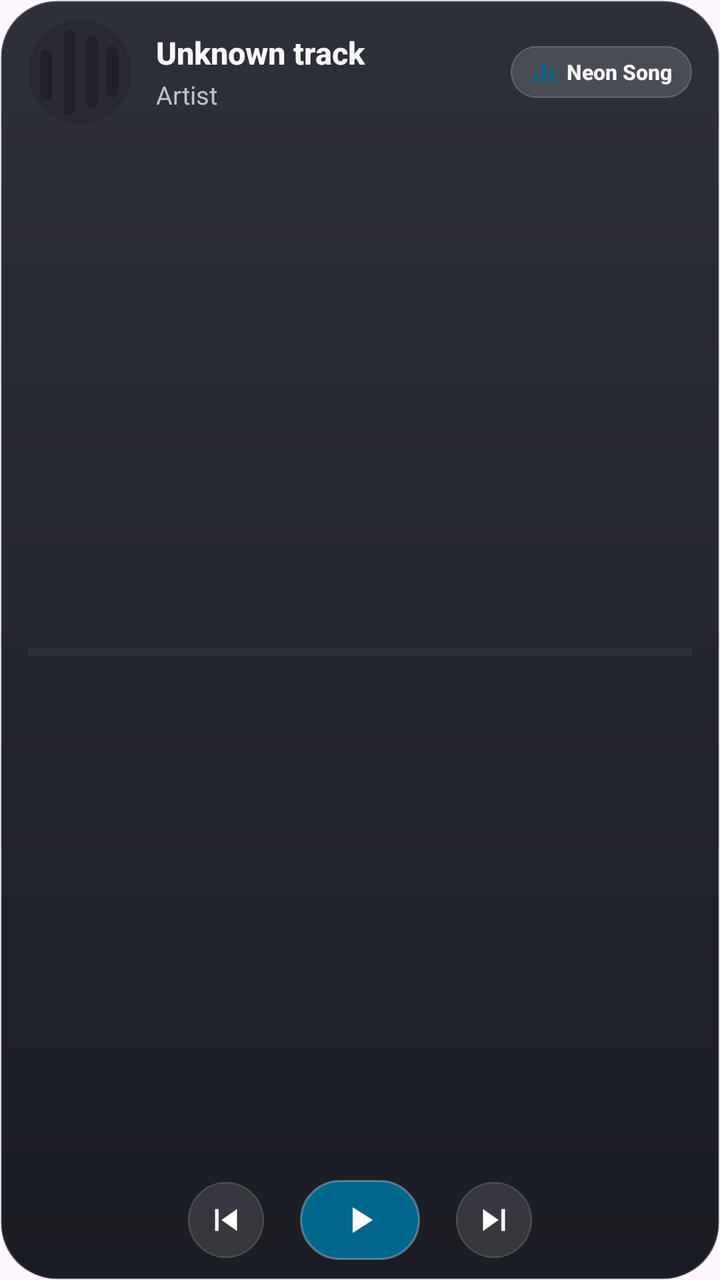
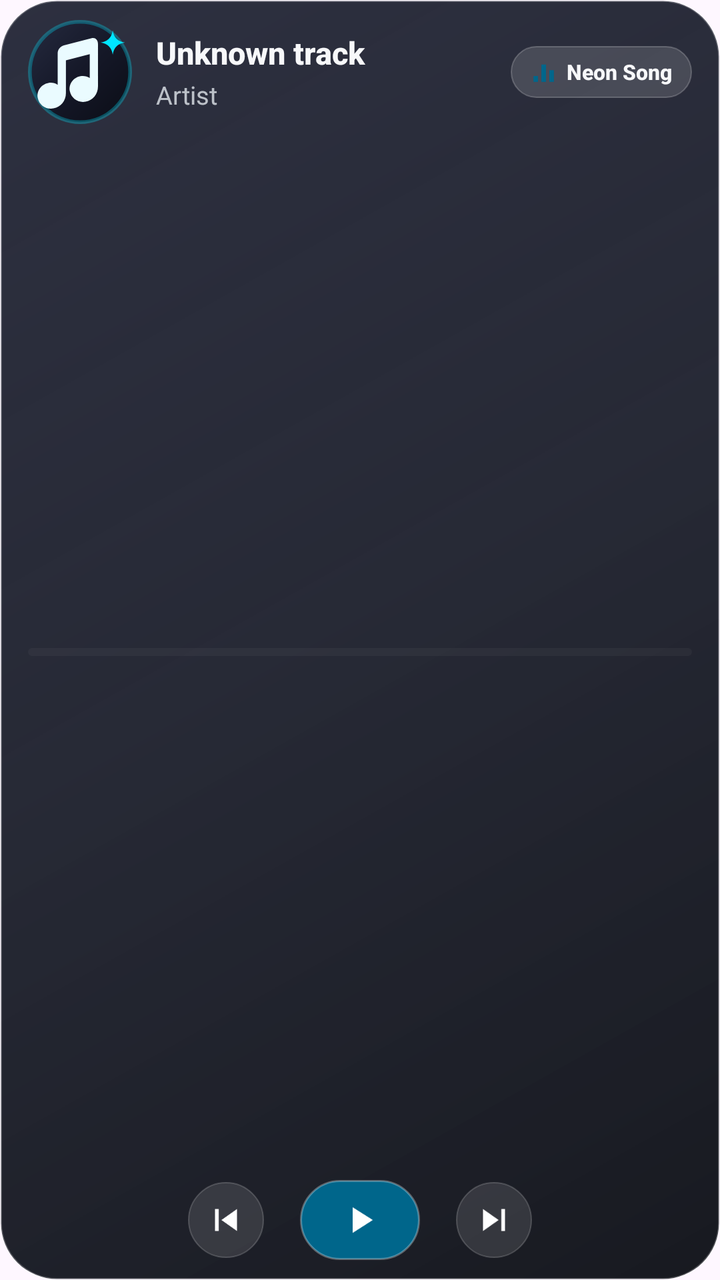

Screens rendered from an Android XML layout before and after an edit, with the pre-edit source and the edit as a unified diff.
<!-- AndroidManifest.xml: application theme Theme.NeonSong.Splash -->
<!-- res/layout/widget_aura_expanded.xml -->
<?xml version="1.0" encoding="utf-8"?>
<LinearLayout xmlns:android="http://schemas.android.com/apk/res/android"
    android:id="@+id/widget_root"
    android:layout_width="match_parent"
    android:layout_height="match_parent"
    android:background="@drawable/widget_aura_background"
    android:clipToOutline="true"
    android:orientation="vertical"
    android:paddingStart="14dp"
    android:paddingTop="10dp"
    android:paddingEnd="14dp"
    android:paddingBottom="10dp">

    
    <LinearLayout
        android:id="@+id/widget_empty_group"
        android:layout_width="match_parent"
        android:layout_height="match_parent"
        android:gravity="center_vertical"
        android:orientation="horizontal"
        android:visibility="gone">

        <ImageView
            android:id="@+id/widget_empty_icon"
            android:layout_width="56dp"
            android:layout_height="56dp"
            android:contentDescription="@null"
            android:src="@drawable/widget_art_placeholder" />

        <LinearLayout
            android:layout_width="0dp"
            android:layout_height="wrap_content"
            android:layout_marginStart="14dp"
            android:layout_weight="1"
            android:orientation="vertical">

            <TextView
                android:id="@+id/widget_empty_title"
                android:layout_width="match_parent"
                android:layout_height="wrap_content"
                android:ellipsize="end"
                android:fontFamily="sans-serif-medium"
                android:maxLines="1"
                android:text="@string/widget_aura_name"
                android:textColor="#FFF7F8FA"
                android:textSize="16sp"
                android:textStyle="bold" />

            <TextView
                android:id="@+id/widget_empty_sub"
                android:layout_width="match_parent"
                android:layout_height="wrap_content"
                android:layout_marginTop="2dp"
                android:ellipsize="end"
                android:fontFamily="sans-serif"
                android:maxLines="1"
                android:text="@string/widget_aura_idle"
                android:textColor="#B0EAEFF5"
                android:textSize="12.5sp" />
        </LinearLayout>
    </LinearLayout>

    
    <LinearLayout
        android:id="@+id/widget_content_group"
        android:layout_width="match_parent"
        android:layout_height="match_parent"
        android:orientation="vertical">

        
        <LinearLayout
            android:layout_width="match_parent"
            android:layout_height="wrap_content"
            android:gravity="center_vertical"
            android:orientation="horizontal">

            <ImageView
                android:id="@+id/widget_art"
                android:layout_width="52dp"
                android:layout_height="52dp"
                android:contentDescription="@null"
                android:scaleType="centerCrop"
                android:src="@drawable/widget_art_placeholder" />

            <LinearLayout
                android:layout_width="0dp"
                android:layout_height="wrap_content"
                android:layout_marginStart="12dp"
                android:layout_marginEnd="8dp"
                android:layout_weight="1"
                android:gravity="center_vertical"
                android:orientation="vertical">

                <TextView
                    android:id="@+id/widget_title"
                    android:layout_width="match_parent"
                    android:layout_height="wrap_content"
                    android:ellipsize="end"
                    android:fontFamily="sans-serif-medium"
                    android:maxLines="1"
                    android:text="Unknown track"
                    android:textColor="#FFF7F8FA"
                    android:textSize="15.5sp"
                    android:textStyle="bold" />

                <TextView
                    android:id="@+id/widget_artist"
                    android:layout_width="match_parent"
                    android:layout_height="wrap_content"
                    android:layout_marginTop="2dp"
                    android:ellipsize="end"
                    android:fontFamily="sans-serif"
                    android:maxLines="1"
                    android:text="Artist"
                    android:textColor="#C2EAEFF5"
                    android:textSize="12.5sp" />
            </LinearLayout>

            <LinearLayout
                android:id="@+id/widget_eq_group"
                android:layout_width="wrap_content"
                android:layout_height="26dp"
                android:background="@drawable/widget_aura_pill_button"
                android:gravity="center_vertical"
                android:orientation="horizontal"
                android:paddingStart="10dp"
                android:paddingEnd="10dp">

                <ImageView
                    android:id="@+id/widget_eq_icon"
                    android:layout_width="13dp"
                    android:layout_height="13dp"
                    android:contentDescription="@null"
                    android:src="@drawable/widget_eq_frame_0" />

                <TextView
                    android:id="@+id/widget_source_label"
                    android:layout_width="wrap_content"
                    android:layout_height="wrap_content"
                    android:layout_marginStart="5dp"
                    android:fontFamily="sans-serif-medium"
                    android:maxLines="1"
                    android:text="Neon Song"
                    android:textColor="#FFF7F8FA"
                    android:textSize="10.5sp"
                    android:textStyle="bold" />
            </LinearLayout>
        </LinearLayout>

        
        <LinearLayout
            android:layout_width="match_parent"
            android:layout_height="0dp"
            android:layout_weight="1"
            android:gravity="center_vertical"
            android:orientation="vertical">

            <ProgressBar
                android:id="@+id/widget_progress"
                style="?android:attr/progressBarStyleHorizontal"
                android:layout_width="match_parent"
                android:layout_height="4dp"
                android:max="1000"
                android:progress="0"
                android:progressBackgroundTint="#2EFFFFFF"
                android:progressTint="#FF00E5FF" />
        </LinearLayout>

        
        <LinearLayout
            android:layout_width="match_parent"
            android:layout_height="wrap_content"
            android:gravity="center"
            android:orientation="horizontal">

            <ImageButton
                android:id="@+id/widget_btn_prev"
                android:layout_width="38dp"
                android:layout_height="38dp"
                android:background="@drawable/widget_aura_icon_button"
                android:contentDescription="@string/widget_previous"
                android:padding="8dp"
                android:scaleType="fitCenter"
                android:src="@drawable/ic_widget_skip_previous" />

            <View
                android:layout_width="18dp"
                android:layout_height="1dp" />

            <FrameLayout
                android:id="@+id/widget_play_pause_container"
                android:layout_width="60dp"
                android:layout_height="40dp"
                android:background="@drawable/widget_aura_play_pill">

                <ImageButton
                    android:id="@+id/widget_btn_play_pause"
                    android:layout_width="match_parent"
                    android:layout_height="match_parent"
                    android:background="@android:color/transparent"
                    android:contentDescription="@string/widget_play_pause"
                    android:padding="9dp"
                    android:scaleType="fitCenter"
                    android:src="@drawable/ic_widget_play" />
            </FrameLayout>

            <View
                android:layout_width="18dp"
                android:layout_height="1dp" />

            <ImageButton
                android:id="@+id/widget_btn_next"
                android:layout_width="38dp"
                android:layout_height="38dp"
                android:background="@drawable/widget_aura_icon_button"
                android:contentDescription="@string/widget_next"
                android:padding="8dp"
                android:scaleType="fitCenter"
                android:src="@drawable/ic_widget_skip_next" />
        </LinearLayout>
    </LinearLayout>
</LinearLayout>
<!-- resources referenced by this layout -->
<resources>
  <!-- drawable widget_art_placeholder (drawable) -->
  <?xml version="1.0" encoding="utf-8"?>
  <layer-list xmlns:android="http://schemas.android.com/apk/res/android">
      <item>
          <shape android:shape="rectangle">
              <corners android:radius="14dp" />
              <solid android:color="@color/widget_surface_variant" />
              <stroke
                  android:width="1dp"
                  android:color="@color/widget_hairline" />
          </shape>
      </item>
      <item
          android:width="26dp"
          android:height="26dp"
          android:gravity="center"
          android:drawable="@drawable/ic_widget_logo_mark" />
  </layer-list>
  <!-- drawable widget_aura_background (drawable) -->
  <?xml version="1.0" encoding="utf-8"?>
  <shape xmlns:android="http://schemas.android.com/apk/res/android"
      android:shape="rectangle">
      <corners android:radius="26dp" />
      <gradient
          android:angle="270"
          android:startColor="#EB1B1D28"
          android:endColor="#F00D0F16"
          android:type="linear" />
      <stroke
          android:width="1dp"
          android:color="#30FFFFFF" />
  </shape>
  <!-- drawable widget_aura_icon_button (drawable) -->
  <?xml version="1.0" encoding="utf-8"?>
  <shape xmlns:android="http://schemas.android.com/apk/res/android"
      android:shape="oval">
      <solid android:color="#1EFFFFFF" />
      <stroke
          android:width="0.8dp"
          android:color="#2EFFFFFF" />
  </shape>
  <string name="widget_aura_idle">Tap to open Neon Song</string>
  <string name="widget_aura_name">Neon Song Aura Glass</string>
  <string name="widget_next">Next track</string>
  <string name="widget_play_pause">Play or pause</string>
  <string name="widget_previous">Previous track</string>
  <color name="widget_surface_variant">#14000000</color>
  <color name="widget_hairline">#1A000000</color>
  <!-- drawable ic_widget_logo_mark (drawable) -->
  <vector xmlns:android="http://schemas.android.com/apk/res/android"
      android:width="24dp"
      android:height="24dp"
      android:viewportWidth="108"
      android:viewportHeight="108">
      <path
          android:fillColor="@color/widget_on_surface_variant"
          android:pathData="M12.92,36.47 A5.99,5.99 0 0 1 24.89,36.47 L24.89,78.39 A5.99,5.99 0 0 1 12.92,78.39 Z" />
      <path
          android:fillColor="@color/widget_on_surface_variant"
          android:pathData="M36.86,16.58 A6.14,6.14 0 0 1 49.15,16.58 L49.15,92.58 A6.14,6.14 0 0 1 36.86,92.58 Z" />
      <path
          android:fillColor="@color/widget_on_surface_variant"
          android:pathData="M60.54,23.12 A6.25,6.25 0 0 1 73.04,23.12 L73.04,84.82 A6.25,6.25 0 0 1 60.54,84.82 Z" />
      <path
          android:fillColor="@color/widget_on_surface_variant"
          android:pathData="M80.74,33.72 A6.72,6.72 0 0 1 94.18,33.72 L94.18,74.17 A6.72,6.72 0 0 1 80.74,74.17 Z" />
  </vector>
  <color name="widget_primary">#FF00E5FF</color>
  <color name="widget_eq_bar">#FF00E5FF</color>
  <color name="splash_background">#FF100F0F</color>
  <!-- drawable neon_song_splash_art (drawable) -->
  <?xml version="1.0" encoding="utf-8"?>
  <bitmap xmlns:android="http://schemas.android.com/apk/res/android"
      android:src="@drawable/beru_icon_3d"
      android:gravity="fill" />
  <color name="widget_on_surface_variant">#8A1A1A1E</color>
  <!-- unchanged entries left out for length: 10 -->
</resources>

<!-- the commit's change to res/layout/widget_aura_expanded.xml (unified diff, before → after) -->
@@ -22,9 +22,10 @@
 
         <ImageView
             android:id="@+id/widget_empty_icon"
-            android:layout_width="56dp"
-            android:layout_height="56dp"
+            android:layout_width="58dp"
+            android:layout_height="58dp"
             android:contentDescription="@null"
+            android:scaleType="centerCrop"
             android:src="@drawable/widget_art_placeholder" />
 
         <LinearLayout
@@ -163,6 +164,7 @@
                 android:max="1000"
                 android:progress="0"
                 android:progressBackgroundTint="#2EFFFFFF"
+                android:progressDrawable="@drawable/widget_progress_bar"
                 android:progressTint="#FF00E5FF" />
         </LinearLayout>
 
<!-- resource entries referenced after the edit -->
@@ -5,16 +5,21 @@
   <layer-list xmlns:android="http://schemas.android.com/apk/res/android">
       <item>
           <shape android:shape="rectangle">
-              <corners android:radius="14dp" />
-              <solid android:color="@color/widget_surface_variant" />
+              <corners android:radius="18dp" />
+              <gradient
+                  android:angle="315"
+                  android:startColor="#FF252A3F"
+                  android:centerColor="#FF151828"
+                  android:endColor="#FF0B0D16"
+                  android:type="linear" />
               <stroke
                   android:width="1dp"
-                  android:color="@color/widget_hairline" />
+                  android:color="#4D00E5FF" />
           </shape>
       </item>
       <item
-          android:width="26dp"
-          android:height="26dp"
+          android:width="28dp"
+          android:height="28dp"
           android:gravity="center"
           android:drawable="@drawable/ic_widget_logo_mark" />
   </layer-list>
@@ -24,13 +29,14 @@
       android:shape="rectangle">
       <corners android:radius="26dp" />
       <gradient
-          android:angle="270"
-          android:startColor="#EB1B1D28"
-          android:endColor="#F00D0F16"
+          android:angle="315"
+          android:startColor="#F0202334"
+          android:centerColor="#EB141724"
+          android:endColor="#F20B0D14"
           android:type="linear" />
       <stroke
-          android:width="1dp"
-          android:color="#30FFFFFF" />
+          android:width="1.1dp"
+          android:color="#38FFFFFF" />
   </shape>
   <!-- drawable widget_aura_icon_button (drawable) -->
   <?xml version="1.0" encoding="utf-8"?>
@@ -41,31 +47,43 @@
           android:width="0.8dp"
           android:color="#2EFFFFFF" />
   </shape>
-  <string name="widget_aura_idle">Tap to open Neon Song</string>
+  <!-- drawable widget_progress_bar (drawable) -->
+  <?xml version="1.0" encoding="utf-8"?>
+  <layer-list xmlns:android="http://schemas.android.com/apk/res/android">
+      <item android:id="@android:id/background">
+          <shape android:shape="rectangle">
+              <corners android:radius="100dp" />
+              <solid android:color="#30FFFFFF" />
+          </shape>
+      </item>
+      <item android:id="@android:id/progress">
+          <clip>
+              <shape android:shape="rectangle">
+                  <corners android:radius="100dp" />
+                  <solid android:color="#FFFFFFFF" />
+              </shape>
+          </clip>
+      </item>
+  </layer-list>
+  <string name="widget_aura_idle">Tap to play • Ready for Hi-Res audio</string>
   <string name="widget_aura_name">Neon Song Aura Glass</string>
   <string name="widget_next">Next track</string>
   <string name="widget_play_pause">Play or pause</string>
   <string name="widget_previous">Previous track</string>
-  <color name="widget_surface_variant">#14000000</color>
-  <color name="widget_hairline">#1A000000</color>
   <!-- drawable ic_widget_logo_mark (drawable) -->
+  <?xml version="1.0" encoding="utf-8"?>
   <vector xmlns:android="http://schemas.android.com/apk/res/android"
-      android:width="24dp"
-      android:height="24dp"
-      android:viewportWidth="108"
-      android:viewportHeight="108">
+      android:width="28dp"
+      android:height="28dp"
+      android:viewportWidth="24"
+      android:viewportHeight="24">
+      
       <path
-          android:fillColor="@color/widget_on_surface_variant"
-          android:pathData="M12.92,36.47 A5.99,5.99 0 0 1 24.89,36.47 L24.89,78.39 A5.99,5.99 0 0 1 12.92,78.39 Z" />
+          android:fillColor="#FFEAFBFF"
+          android:pathData="M14.7,4.2 L8.3,5.85 C7.45,6.06 6.85,6.82 6.85,7.7 L6.85,14.95 C6.25,14.55 5.5,14.38 4.7,14.52 C3.02,14.82 1.92,16.4 2.26,18.02 C2.6,19.65 4.2,20.72 5.88,20.4 C7.58,20.08 8.75,18.62 8.75,16.88 L8.75,9.32 L14.25,7.9 L14.25,13.4 C13.65,13.0 12.9,12.83 12.1,12.97 C10.42,13.27 9.32,14.85 9.66,16.47 C10.0,18.1 11.6,19.17 13.28,18.85 C14.98,18.53 16.15,17.07 16.15,15.33 L16.15,5.55 C16.15,4.55 15.52,4.0 14.7,4.2 Z" />
       <path
-          android:fillColor="@color/widget_on_surface_variant"
-          android:pathData="M36.86,16.58 A6.14,6.14 0 0 1 49.15,16.58 L49.15,92.58 A6.14,6.14 0 0 1 36.86,92.58 Z" />
-      <path
-          android:fillColor="@color/widget_on_surface_variant"
-          android:pathData="M60.54,23.12 A6.25,6.25 0 0 1 73.04,23.12 L73.04,84.82 A6.25,6.25 0 0 1 60.54,84.82 Z" />
-      <path
-          android:fillColor="@color/widget_on_surface_variant"
-          android:pathData="M80.74,33.72 A6.72,6.72 0 0 1 94.18,33.72 L94.18,74.17 A6.72,6.72 0 0 1 80.74,74.17 Z" />
+          android:fillColor="#FF00E5FF"
+          android:pathData="M19.55,2.4 Q19.9,4.85 22.35,5.2 Q19.9,5.55 19.55,8.0 Q19.2,5.55 16.75,5.2 Q19.2,4.85 19.55,2.4 Z" />
   </vector>
   <color name="widget_primary">#FF00E5FF</color>
   <color name="widget_eq_bar">#FF00E5FF</color>
@@ -75,7 +93,6 @@
   <bitmap xmlns:android="http://schemas.android.com/apk/res/android"
       android:src="@drawable/beru_icon_3d"
       android:gravity="fill" />
-  <color name="widget_on_surface_variant">#8A1A1A1E</color>
   <!-- unchanged entries left out for length: 10 -->
 </resources>
 
